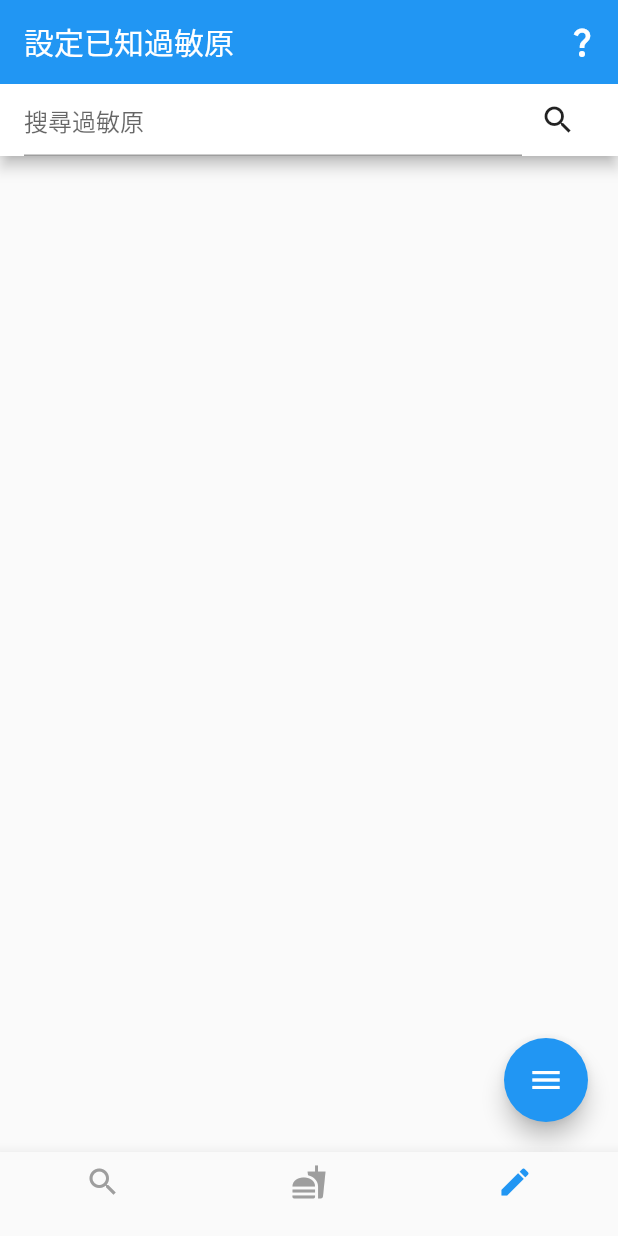
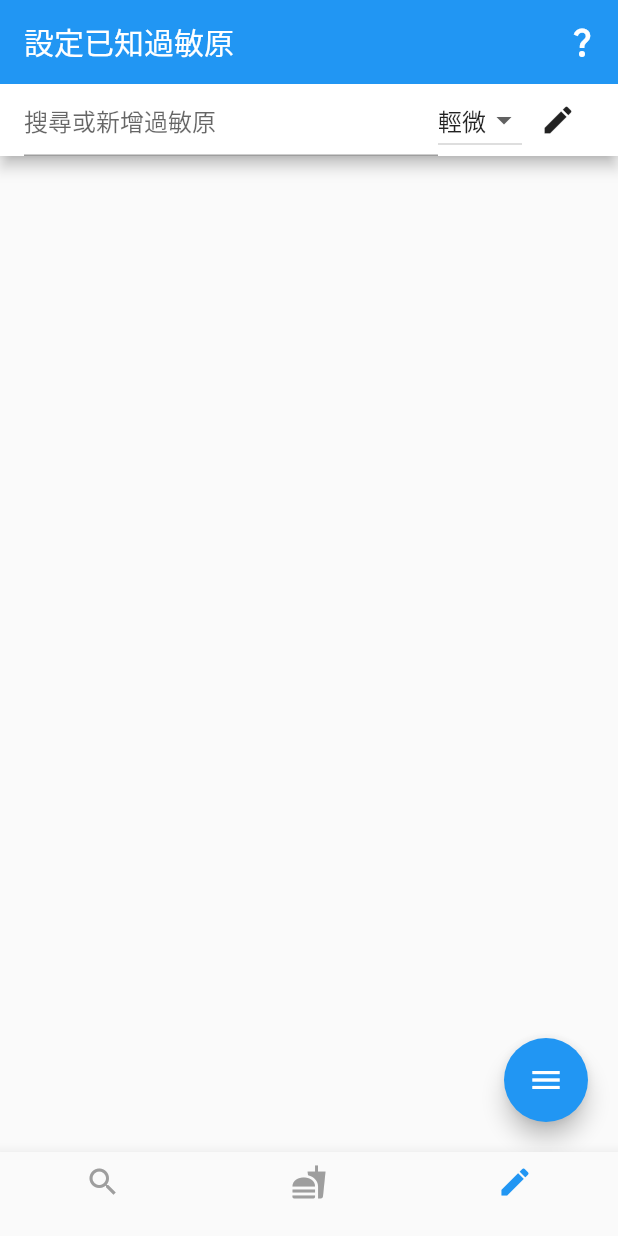
Before and after one commit to qqdog1/allergy_check, a Flutter app: the screen it shows after launch, after a tap on "確定", on a phone screen of 412 x 824 dp. Run offline on Flutter 3.47's test engine with Material 2 defaults, Android fonts, the phone set to English and light mode, and no system bars.

Commit message:
按下按鈕可擷取到使用者輸入的資料

```diff
--- a/lib/page/settings_page.dart
+++ b/lib/page/settings_page.dart
@@ -36,11 +36,14 @@ class _SettingsPage extends State<SettingsPage>
 
     if (!userSettings.isSettingsPage) {
       userSettingsCache.setSettingsPage(true);
-      showPopup();
+      showQuestionPopup();
     }
   }
 
+  final TextEditingController _textEditingController = TextEditingController();
+
   String searchQuery = '';
+  String dropdownValue = '輕微';
 
   final List<Allergen> allergens = [
     Allergen('花生', '嚴重'),
@@ -61,7 +64,7 @@ class _SettingsPage extends State<SettingsPage>
         actions: [
           IconButton(
             onPressed: () {
-              showPopup();
+              showQuestionPopup();
             },
             icon: const Icon(Icons.question_mark_sharp),
           ),
@@ -74,18 +77,36 @@ class _SettingsPage extends State<SettingsPage>
               padding: const EdgeInsets.symmetric(horizontal: 16.0),
               child: Row(
                 children: [
-                  const Expanded(
+                  Expanded(
                     child: TextField(
-                      decoration: InputDecoration(
-                        hintText: '搜尋過敏原',
+                      controller: _textEditingController,
+                      decoration: const InputDecoration(
+                        hintText: '搜尋或新增過敏原',
                       ),
                     ),
+                  ),
+                  DropdownButton<String>(
+                    value: dropdownValue,
+                    icon: Icon(Icons.arrow_drop_down),
+                    onChanged: (String? newValue) {
+                      setState(() {
+                        dropdownValue = newValue!;
+                      });
+                    },
+                    items: <String>['輕微', '中等', '嚴重', '危險']
+                        .map<DropdownMenuItem<String>>((String value) {
+                      return DropdownMenuItem<String>(
+                        value: value,
+                        child: Text(value),
+                      );
+                    }).toList(),
                   ),
                   IconButton(
                     onPressed: () {
                       // 執行查詢
+                      print('${_textEditingController.text}, $dropdownValue');
                     },
-                    icon: const Icon(Icons.search),
+                    icon: const Icon(Icons.edit),
                   ),
                 ],
               ),
@@ -96,7 +117,7 @@ class _SettingsPage extends State<SettingsPage>
       body: Stack(
         children: [
           Positioned(
-            bottom: 20.0, // Adjust the values as per your requirements
+            bottom: 70.0, // Adjust the values as per your requirements
             right: 20.0,
             child: Visibility(
               visible: !_showPlus,
@@ -116,7 +137,7 @@ class _SettingsPage extends State<SettingsPage>
             ),
           ),
           Positioned(
-            bottom: 70.0, // Adjust the values as per your requirements
+            bottom: 120.0, // Adjust the values as per your requirements
             right: 20.0,
             child: Visibility(
               visible: !_showPlus,
@@ -158,7 +179,7 @@ class _SettingsPage extends State<SettingsPage>
     );
   }
 
-  Future<void> showPopup() {
+  Future<void> showQuestionPopup() {
     return showDialog<void>(
       context: context,
       barrierDismissible: false,
```
Also changed, not shown: 1 other file.
